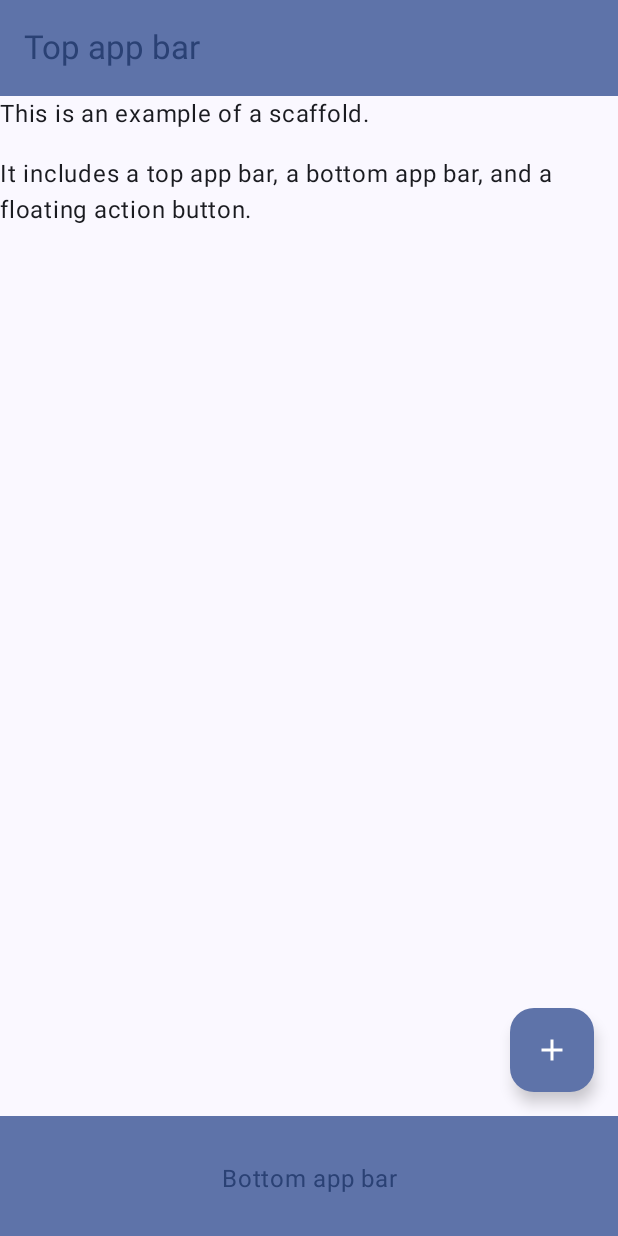
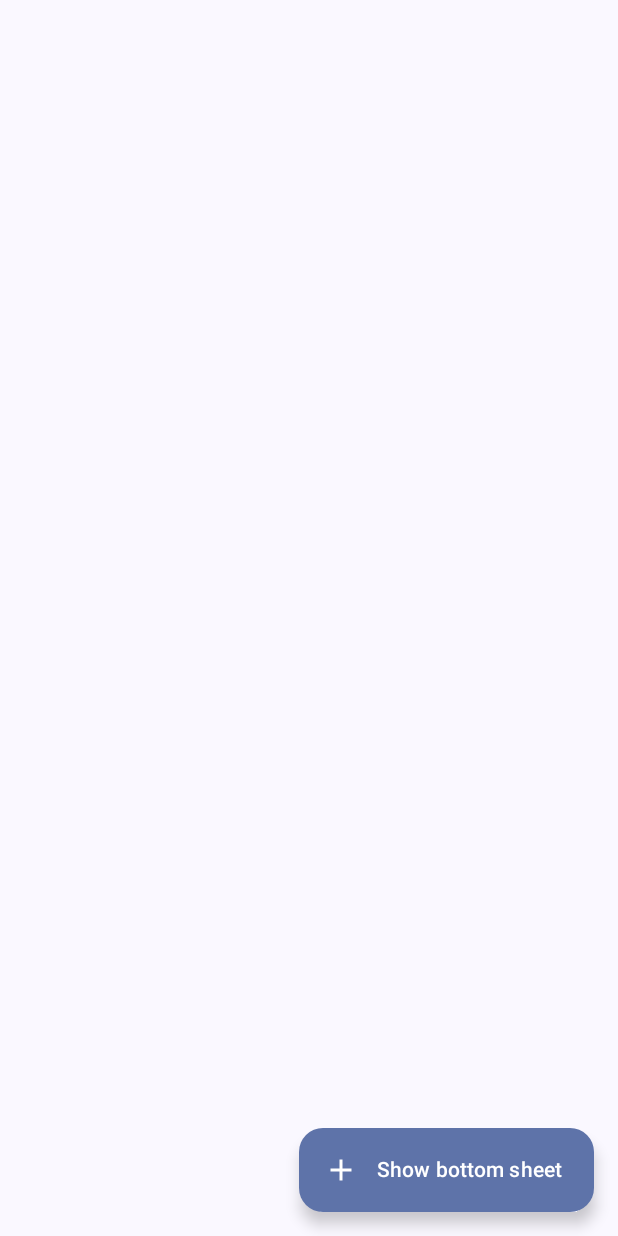
Before and after one commit to Laurina23/Compose-UIcomponents, an Android app built with Jetpack Compose: the screen it shows after launch (MainActivity), on a phone screen of 412 x 824 dp. Run offline under Robolectric (Android 15) with nearby library versions, the phone set to English and light mode, and no system bars.

Commit message:
implemented bottomsheet

```diff
--- a/UIcomponents/app/src/main/java/com/example/uicomponents/MainActivity.kt
+++ b/UIcomponents/app/src/main/java/com/example/uicomponents/MainActivity.kt
@@ -4,75 +4,74 @@ import android.os.Bundle
 import androidx.activity.ComponentActivity
 import androidx.activity.compose.setContent
 import androidx.compose.foundation.layout.*
-import androidx.compose.foundation.shape.RoundedCornerShape
 import androidx.compose.material.icons.Icons
 import androidx.compose.material.icons.filled.Add
-import androidx.compose.material.icons.filled.Favorite
 import androidx.compose.material3.*
-import androidx.compose.material3.TopAppBarDefaults.topAppBarColors
 import androidx.compose.runtime.*
 import androidx.compose.ui.Alignment
 import androidx.compose.ui.Modifier
-import androidx.compose.ui.draw.scale
-import androidx.compose.ui.graphics.Color
-import androidx.compose.ui.text.TextStyle
-import androidx.compose.ui.text.font.FontWeight
-import androidx.compose.ui.text.style.TextAlign
 import androidx.compose.ui.unit.dp
-import androidx.compose.ui.unit.sp
 import com.example.uicomponents.ui.theme.UIcomponentsTheme
+import kotlinx.coroutines.launch
 
 class MainActivity : ComponentActivity() {
+    @OptIn(ExperimentalMaterial3Api::class)
     override fun onCreate(savedInstanceState: Bundle?) {
         super.onCreate(savedInstanceState)
         setContent {
-            UIcomponentsTheme{
-                ScaffoldExample()
+            UIcomponentsTheme {
+                val sheetState = rememberModalBottomSheetState()
+                val scope = rememberCoroutineScope()
+                var showBottomSheet by remember { mutableStateOf(false) }
+                Scaffold(
+                    floatingActionButton = {
+                        ExtendedFloatingActionButton(
+                            text = { Text("Show bottom sheet") },
+                            icon = { Icon(Icons.Filled.Add, contentDescription = "") },
+                            onClick = {
+                                showBottomSheet = true
+                            }
+                        )
+                    }
+                ) { paddingValues ->
+                    Column(
+                        modifier = Modifier
+                            .padding(paddingValues)
+                            .fillMaxSize(),
+                        verticalArrangement = Arrangement.Center,
+                        horizontalAlignment = Alignment.CenterHorizontally
+                    ) {
+                        if (showBottomSheet) {
+                            ModalBottomSheet(
+                                onDismissRequest = {
+                                    showBottomSheet = false
+                                },
+                                sheetState = sheetState
+                            ) {
+                                Column(
+                                    modifier = Modifier
+                                        .padding(16.dp)
+                                        .fillMaxWidth()
+                                        .wrapContentHeight(),
+                                    verticalArrangement = Arrangement.spacedBy(16.dp),
+                                    horizontalAlignment = Alignment.CenterHorizontally
+                                ) {
+                                    Text("Bottom Sheet Content")
+                                    Button(onClick = {
+                                        scope.launch { sheetState.hide() }.invokeOnCompletion {
+                                            if (!sheetState.isVisible) {
+                                                showBottomSheet = false
+                                            }
+                                        }
+                                    }) {
+                                        Text("Hide bottom sheet")
+                                    }
+                                }
+                            }
+                        }
+                    }
+                }
             }
         }
     }
 }
-@Composable
-fun ScaffoldExample() {
-    Scaffold(
-        topBar = {
-            TopAppBar(
-                colors = topAppBarColors(
-                    containerColor = MaterialTheme.colorScheme.primaryContainer,
-                    titleContentColor = MaterialTheme.colorScheme.primary,
-                ),
-                title = {
-                    Text("Top app bar")
-                }
-            )
-        },
-        bottomBar = {
-            BottomAppBar(
-                containerColor = MaterialTheme.colorScheme.primaryContainer,
-                contentColor = MaterialTheme.colorScheme.primary,
-            ) {
-                Text(
-                    modifier = Modifier
-                        .fillMaxWidth(),
-                    textAlign = TextAlign.Center,
-                    text = "Bottom app bar",
-                )
-            }
-        },
-        floatingActionButton = {
-            FloatingActionButton(onClick = {}) {
-                Icon(Icons.Default.Add, contentDescription = "Add")
-            }
-        }
-    ) { innerPadding ->
-        Column(
-            modifier = Modifier
-                .padding(innerPadding),
-            verticalArrangement = Arrangement.spacedBy(16.dp),
-        ) {
-
-                Text(text = "This is an example of a scaffold.")
-                Text(text = "It includes a top app bar, a bottom app bar, and a floating action button.")
-        }
-    }
-}
```
Also changed, not shown: 2 other files.
